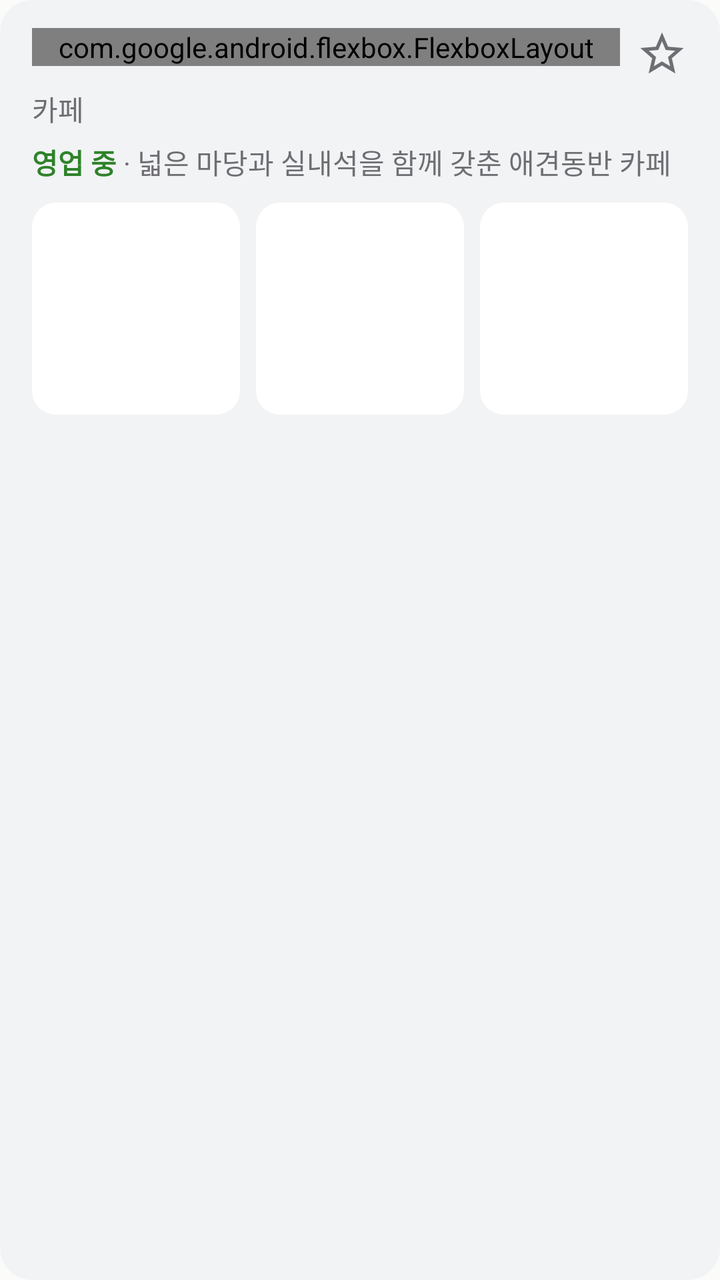
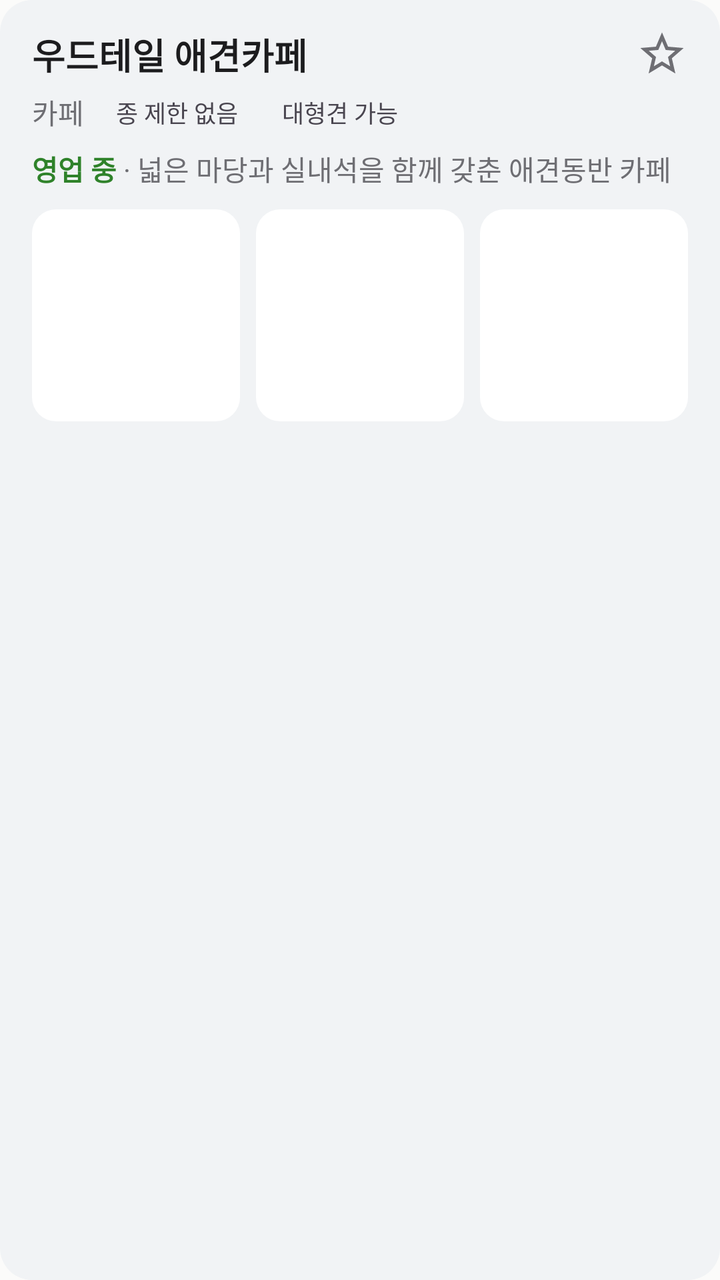

Two renders of the same Android screen: before a commit and after it. Below are the layout's source before the change and the commit's diff.
<!-- AndroidManifest.xml: application theme Theme.PawMap -->
<!-- res/layout/item_search_result.xml -->
<?xml version="1.0" encoding="utf-8"?>
<LinearLayout xmlns:android="http://schemas.android.com/apk/res/android"
    xmlns:app="http://schemas.android.com/apk/res-auto"
    android:layout_width="match_parent"
    android:layout_height="wrap_content"
    android:layout_marginHorizontal="16dp"
    android:layout_marginTop="12dp"
    android:background="@drawable/bg_card"
    android:foreground="?attr/selectableItemBackground"
    android:orientation="vertical"
    android:paddingHorizontal="16dp"
    android:paddingVertical="14dp">

    
    <LinearLayout
        android:layout_width="match_parent"
        android:layout_height="wrap_content"
        android:orientation="horizontal">

        <com.google.android.flexbox.FlexboxLayout
            android:layout_width="0dp"
            android:layout_height="wrap_content"
            android:layout_weight="1"
            app:alignItems="center"
            app:flexWrap="wrap">

            <TextView
                android:id="@+id/tvName"
                android:layout_width="wrap_content"
                android:layout_height="wrap_content"
                android:layout_marginEnd="8dp"
                android:text="우드테일 애견카페"
                android:textColor="@color/text_primary"
                android:textSize="18sp"
                android:textStyle="bold" />

            
            <LinearLayout
                android:layout_width="wrap_content"
                android:layout_height="wrap_content"
                android:layout_marginTop="4dp"
                android:layout_marginBottom="2dp"
                android:gravity="center_vertical"
                android:orientation="horizontal">

                <TextView
                    android:id="@+id/badgeSpecies"
                    android:layout_width="wrap_content"
                    android:layout_height="wrap_content"
                    android:maxLines="1"
                    android:paddingHorizontal="8dp"
                    android:paddingVertical="3dp"
                    android:text="종 제한 없음"
                    android:textSize="12sp" />

                <TextView
                    android:id="@+id/badgeSize"
                    android:layout_width="wrap_content"
                    android:layout_height="wrap_content"
                    android:layout_marginStart="6dp"
                    android:maxLines="1"
                    android:paddingHorizontal="8dp"
                    android:paddingVertical="3dp"
                    android:text="대형견 가능"
                    android:textSize="12sp" />
            </LinearLayout>
        </com.google.android.flexbox.FlexboxLayout>

        <ImageView
            android:id="@+id/btnStar"
            android:layout_width="26dp"
            android:layout_height="26dp"
            android:layout_marginStart="8dp"
            android:src="@drawable/ic_star"
            app:tint="@color/text_secondary" />
    </LinearLayout>

    <TextView
        android:id="@+id/tvCategory"
        android:layout_width="wrap_content"
        android:layout_height="wrap_content"
        android:layout_marginTop="4dp"
        android:text="카페"
        android:textColor="@color/text_secondary"
        android:textSize="14sp" />

    <LinearLayout
        android:layout_width="match_parent"
        android:layout_height="wrap_content"
        android:layout_marginTop="6dp"
        android:orientation="horizontal">

        <TextView
            android:id="@+id/tvStatus"
            android:layout_width="wrap_content"
            android:layout_height="wrap_content"
            android:text="영업 중"
            android:textColor="@color/positive"
            android:textSize="14sp"
            android:textStyle="bold" />

        <TextView
            android:id="@+id/tvDesc"
            android:layout_width="0dp"
            android:layout_height="wrap_content"
            android:layout_weight="1"
            android:ellipsize="end"
            android:maxLines="1"
            android:text=" · 넓은 마당과 실내석을 함께 갖춘 애견동반 카페"
            android:textColor="@color/text_secondary"
            android:textSize="14sp" />
    </LinearLayout>

    <LinearLayout
        android:layout_width="match_parent"
        android:layout_height="106dp"
        android:layout_marginTop="10dp"
        android:orientation="horizontal"
        android:weightSum="3">

        <ImageView
            android:id="@+id/photo1"
            android:layout_width="0dp"
            android:layout_height="match_parent"
            android:layout_weight="1"
            android:background="@drawable/bg_thumb"
            android:scaleType="centerCrop" />

        <Space android:layout_width="8dp" android:layout_height="1dp" />

        <ImageView
            android:id="@+id/photo2"
            android:layout_width="0dp"
            android:layout_height="match_parent"
            android:layout_weight="1"
            android:background="@drawable/bg_thumb"
            android:scaleType="centerCrop" />

        <Space android:layout_width="8dp" android:layout_height="1dp" />

        <ImageView
            android:id="@+id/photo3"
            android:layout_width="0dp"
            android:layout_height="match_parent"
            android:layout_weight="1"
            android:background="@drawable/bg_thumb"
            android:scaleType="centerCrop" />
    </LinearLayout>

</LinearLayout>
<!-- resources referenced by this layout -->
<resources>
  <color name="positive">#2F822A</color>
  <color name="text_primary">#1C1C1E</color>
  <color name="text_secondary">#6E6E73</color>
  <!-- drawable bg_card (drawable) -->
  <?xml version="1.0" encoding="utf-8"?>
  <shape xmlns:android="http://schemas.android.com/apk/res/android" android:shape="rectangle">
      <solid android:color="@color/surface_variant" />
      <corners android:radius="16dp" />
  </shape>
  <!-- drawable bg_thumb (drawable) -->
  <?xml version="1.0" encoding="utf-8"?>
  <shape xmlns:android="http://schemas.android.com/apk/res/android" android:shape="rectangle">
      <solid android:color="@color/surface_elevated" />
      <corners android:radius="12dp" />
  </shape>
  <!-- drawable ic_star (drawable) -->
  <vector xmlns:android="http://schemas.android.com/apk/res/android"
      android:width="24dp" android:height="24dp"
      android:viewportWidth="24" android:viewportHeight="24"
      android:tint="#FFFFFF">
      <path android:fillColor="@android:color/white"
          android:pathData="M22,9.24l-7.19,-0.62L12,2 9.19,8.63 2,9.24l5.46,4.73L5.82,21 12,17.27 18.18,21l-1.63,-7.03L22,9.24zM12,15.4l-3.76,2.27 1,-4.28 -3.32,-2.88 4.38,-0.38L12,6.1l1.71,4.04 4.38,0.38 -3.32,2.88 1,4.28L12,15.4z"/>
  </vector>
  <style name="Theme.PawMap" parent="Theme.Material3.Light.NoActionBar">
          <item name="colorPrimary">@color/accent</item>
          <item name="colorOnPrimary">@color/white</item>
          <item name="colorPrimaryContainer">@color/accent_container</item>
          <item name="colorOnPrimaryContainer">@color/accent</item>
  
          <item name="colorSecondary">@color/accent</item>
          <item name="colorSurface">@color/surface</item>
          <item name="colorOnSurface">@color/text_primary</item>
          <item name="colorOnSurfaceVariant">@color/text_secondary</item>
          <item name="colorOutline">@color/outline</item>
  
          <item name="android:colorBackground">@color/bg</item>
          <item name="colorSurfaceContainer">@color/surface_variant</item>
  
          <item name="android:statusBarColor">@color/bg</item>
          <item name="android:navigationBarColor">@color/surface</item>
          <item name="android:windowLightStatusBar">true</item>
          <item name="android:windowLightNavigationBar" tools:targetApi="o_mr1">true</item>
  
          <item name="android:textColorPrimary">@color/text_primary</item>
          <item name="android:textColorSecondary">@color/text_secondary</item>
          <item name="android:textColorHint">@color/text_tertiary</item>
      </style>
  <color name="surface_variant">#F1F3F5</color>
  <color name="surface_elevated">#FFFFFF</color>
  <color name="accent">#6FAAE4</color>
  <color name="white">#FFFFFFFF</color>
  <color name="accent_container">#E6F0FB</color>
  <color name="surface">#FFFFFF</color>
  <color name="outline">#E4E6EA</color>
  <color name="bg">#FBFBFA</color>
  <color name="text_tertiary">#A6A6AB</color>
</resources>

<!-- the commit's change to res/layout/item_search_result.xml (unified diff, before → after) -->
@@ -15,56 +15,20 @@
     <LinearLayout
         android:layout_width="match_parent"
         android:layout_height="wrap_content"
+        android:gravity="center_vertical"
         android:orientation="horizontal">
 
-        <com.google.android.flexbox.FlexboxLayout
+        <TextView
+            android:id="@+id/tvName"
             android:layout_width="0dp"
             android:layout_height="wrap_content"
             android:layout_weight="1"
-            app:alignItems="center"
-            app:flexWrap="wrap">
-
-            <TextView
-                android:id="@+id/tvName"
-                android:layout_width="wrap_content"
-                android:layout_height="wrap_content"
-                android:layout_marginEnd="8dp"
-                android:text="우드테일 애견카페"
-                android:textColor="@color/text_primary"
-                android:textSize="18sp"
-                android:textStyle="bold" />
-
-            
-            <LinearLayout
-                android:layout_width="wrap_content"
-                android:layout_height="wrap_content"
-                android:layout_marginTop="4dp"
-                android:layout_marginBottom="2dp"
-                android:gravity="center_vertical"
-                android:orientation="horizontal">
-
-                <TextView
-                    android:id="@+id/badgeSpecies"
-                    android:layout_width="wrap_content"
-                    android:layout_height="wrap_content"
-                    android:maxLines="1"
-                    android:paddingHorizontal="8dp"
-                    android:paddingVertical="3dp"
-                    android:text="종 제한 없음"
-                    android:textSize="12sp" />
-
-                <TextView
-                    android:id="@+id/badgeSize"
-                    android:layout_width="wrap_content"
-                    android:layout_height="wrap_content"
-                    android:layout_marginStart="6dp"
-                    android:maxLines="1"
-                    android:paddingHorizontal="8dp"
-                    android:paddingVertical="3dp"
-                    android:text="대형견 가능"
-                    android:textSize="12sp" />
-            </LinearLayout>
-        </com.google.android.flexbox.FlexboxLayout>
+            android:ellipsize="end"
+            android:maxLines="1"
+            android:text="우드테일 애견카페"
+            android:textColor="@color/text_primary"
+            android:textSize="18sp"
+            android:textStyle="bold" />
 
         <ImageView
             android:id="@+id/btnStar"
@@ -75,14 +39,44 @@
             app:tint="@color/text_secondary" />
     </LinearLayout>
 
-    <TextView
-        android:id="@+id/tvCategory"
-        android:layout_width="wrap_content"
+    
+    <LinearLayout
+        android:layout_width="match_parent"
         android:layout_height="wrap_content"
         android:layout_marginTop="4dp"
-        android:text="카페"
-        android:textColor="@color/text_secondary"
-        android:textSize="14sp" />
+        android:gravity="center_vertical"
+        android:orientation="horizontal">
+
+        <TextView
+            android:id="@+id/tvCategory"
+            android:layout_width="wrap_content"
+            android:layout_height="wrap_content"
+            android:text="카페"
+            android:textColor="@color/text_secondary"
+            android:textSize="14sp" />
+
+        <TextView
+            android:id="@+id/badgeSpecies"
+            android:layout_width="wrap_content"
+            android:layout_height="wrap_content"
+            android:layout_marginStart="8dp"
+            android:maxLines="1"
+            android:paddingHorizontal="8dp"
+            android:paddingVertical="3dp"
+            android:text="종 제한 없음"
+            android:textSize="12sp" />
+
+        <TextView
+            android:id="@+id/badgeSize"
+            android:layout_width="wrap_content"
+            android:layout_height="wrap_content"
+            android:layout_marginStart="6dp"
+            android:maxLines="1"
+            android:paddingHorizontal="8dp"
+            android:paddingVertical="3dp"
+            android:text="대형견 가능"
+            android:textSize="12sp" />
+    </LinearLayout>
 
     <LinearLayout
         android:layout_width="match_parent"
